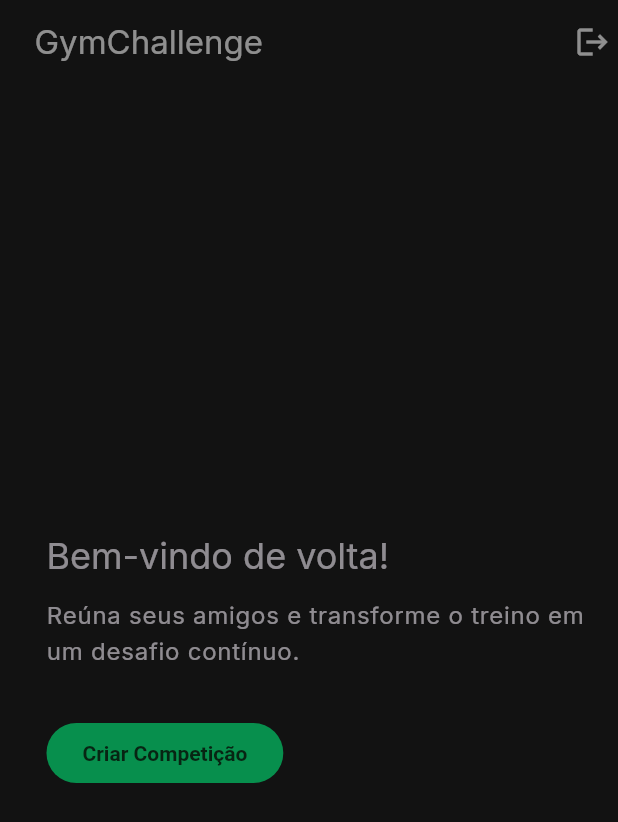
After one commit to Cadudu5/gym-, a Flutter app: the screen it shows after launch, after a tap on "Entrar Agora", on a phone screen of 412 x 824 dp. The commit adds this screen. Shown: the top 822 px of the screen. Run offline on Flutter 3.47's test engine with Material 3 defaults, Android fonts, the phone set to English and light mode, and no system bars; our stand-ins replace flutter_riverpod, go_router, google_fonts.

Commit message:
telas iniciais

```diff
--- /dev/null
+++ b/challenge/lib/data/repositories/session_repository_impl.dart
@@ -0,0 +1,26 @@
+import 'dart:async';
+
+import '../../domain/repositories/session_repository.dart';
+
+class SessionRepositoryImpl implements SessionRepository {
+  const SessionRepositoryImpl();
+
+  @override
+  Future<bool> hasActiveSession() async {
+    await Future.delayed(const Duration(seconds: 2));
+    // SUPABASE AUTH: Replace this simulation with a call to Supabase to retrieve the persisted session.
+    return false;
+  }
+
+  @override
+  Future<void> signIn() async {
+    await Future.delayed(const Duration(seconds: 1));
+    // SUPABASE AUTH: Hook the Supabase sign-in flow here (e.g., magic link or OAuth providers).
+  }
+
+  @override
+  Future<void> signOut() async {
+    await Future.delayed(const Duration(milliseconds: 300));
+    // SUPABASE AUTH: Invoke Supabase signOut when session handling is available.
+  }
+}
--- /dev/null
+++ b/challenge/lib/domain/repositories/session_repository.dart
@@ -0,0 +1,5 @@
+abstract class SessionRepository {
+  Future<bool> hasActiveSession();
+  Future<void> signIn();
+  Future<void> signOut();
+}
--- a/challenge/lib/main.dart
+++ b/challenge/lib/main.dart
@@ -1,7 +1,7 @@
 import 'package:flutter/material.dart';
 import 'package:flutter_riverpod/flutter_riverpod.dart';
 
-import 'app/gym_challenge_app.dart';
+import 'presentation/app/gym_challenge_app.dart';
 
 Future<void> main() async {
   WidgetsFlutterBinding.ensureInitialized();
--- /dev/null
+++ b/challenge/lib/presentation/app/app_router.dart
@@ -0,0 +1,73 @@
+import 'package:flutter/widgets.dart';
+import 'package:flutter_riverpod/flutter_riverpod.dart';
+import 'package:go_router/go_router.dart';
+
+import '../controllers/auth_controller.dart';
+import '../screens/home/home_screen.dart';
+import '../screens/login/login_screen.dart';
+import '../screens/splash/splash_screen.dart';
+
+final appRouterProvider = Provider<GoRouter>((ref) {
+  final notifier = GoRouterRefreshNotifier(ref);
+  ref.onDispose(notifier.dispose);
+
+  return GoRouter(
+    initialLocation: SplashScreen.routePath,
+    refreshListenable: notifier,
+    routes: [
+      GoRoute(
+        path: SplashScreen.routePath,
+        builder: (context, state) => const SplashScreen(),
+      ),
+      GoRoute(
+        path: LoginScreen.routePath,
+        builder: (context, state) => const LoginScreen(),
+      ),
+      GoRoute(
+        path: HomeScreen.routePath,
+        builder: (context, state) => const HomeScreen(),
+      ),
+    ],
+    redirect: (context, state) {
+      final status = ref.read(authControllerProvider).status;
+      final location = state.uri.path;
+      final isSplash = location == SplashScreen.routePath;
+      final isLogin = location == LoginScreen.routePath;
+
+      switch (status) {
+        case AuthStatus.unknown:
+        case AuthStatus.checking:
+          return isSplash ? null : SplashScreen.routePath;
+        case AuthStatus.unauthenticated:
+          if (!isLogin) {
+            return LoginScreen.routePath;
+          }
+          return null;
+        case AuthStatus.authenticated:
+          if (isSplash || isLogin) {
+            return HomeScreen.routePath;
+          }
+          return null;
+      }
+    },
+  );
+});
+
+class GoRouterRefreshNotifier extends ChangeNotifier {
+  GoRouterRefreshNotifier(this._ref) {
+    _subscription = _ref.listen<AuthState>(
+      authControllerProvider,
+      (_, __) => notifyListeners(),
+      fireImmediately: true,
+    );
+  }
+
+  final Ref _ref;
+  late final ProviderSubscription<AuthState> _subscription;
+
+  @override
+  void dispose() {
+    _subscription.close();
+    super.dispose();
+  }
+}
--- /dev/null
+++ b/challenge/lib/presentation/app/gym_challenge_app.dart
@@ -0,0 +1,22 @@
+import 'package:flutter/material.dart';
+import 'package:flutter_riverpod/flutter_riverpod.dart';
+
+import 'app_router.dart';
+import '../theme/app_theme.dart';
+
+class GymChallengeApp extends ConsumerWidget {
+  const GymChallengeApp({super.key});
+
+  @override
+  Widget build(BuildContext context, WidgetRef ref) {
+    final router = ref.watch(appRouterProvider);
+
+    return MaterialApp.router(
+      title: 'GymChallenge',
+      routerConfig: router,
+      themeMode: ThemeMode.dark,
+      theme: buildLightTheme(),
+      darkTheme: buildDarkTheme(),
+    );
+  }
+}
--- /dev/null
+++ b/challenge/lib/presentation/controllers/auth_controller.dart
@@ -0,0 +1,96 @@
+import 'package:flutter_riverpod/flutter_riverpod.dart';
+
+import '../../data/repositories/session_repository_impl.dart';
+import '../../domain/repositories/session_repository.dart';
+import '../../domain/usecases/check_active_session_use_case.dart';
+import '../../domain/usecases/sign_in_use_case.dart';
+import '../../domain/usecases/sign_out_use_case.dart';
+
+enum AuthStatus { unknown, checking, authenticated, unauthenticated }
+
+class AuthState {
+  const AuthState({
+    this.status = AuthStatus.unknown,
+    this.errorMessage,
+  });
+
+  final AuthStatus status;
+  final String? errorMessage;
+
+  AuthState copyWith({AuthStatus? status, String? errorMessage}) {
+    return AuthState(
+      status: status ?? this.status,
+      errorMessage: errorMessage,
+    );
+  }
+}
+
+class AuthController extends StateNotifier<AuthState> {
+  AuthController(
+    this._checkActiveSessionUseCase,
+    this._signInUseCase,
+    this._signOutUseCase,
+  ) : super(const AuthState()) {
+    checkSession();
+  }
+
+  final CheckActiveSessionUseCase _checkActiveSessionUseCase;
+  final SignInUseCase _signInUseCase;
+  final SignOutUseCase _signOutUseCase;
+
+  Future<void> checkSession() async {
+    state = const AuthState(status: AuthStatus.checking);
+    try {
+      final hasSession = await _checkActiveSessionUseCase();
+      state = AuthState(
+        status: hasSession ? AuthStatus.authenticated : AuthStatus.unauthenticated,
+      );
+    } catch (error) {
+      state = AuthState(status: AuthStatus.unauthenticated, errorMessage: '$error');
+    }
+  }
+
+  Future<void> signIn() async {
+    state = const AuthState(status: AuthStatus.checking);
+    try {
+      await _signInUseCase();
+      state = const AuthState(status: AuthStatus.authenticated);
+    } catch (error) {
+      state = AuthState(status: AuthStatus.unauthenticated, errorMessage: '$error');
+    }
+  }
+
+  Future<void> signOut() async {
+    state = const AuthState(status: AuthStatus.checking);
+    try {
+      await _signOutUseCase();
+      state = const AuthState(status: AuthStatus.unauthenticated);
+    } catch (error) {
+      state = AuthState(status: AuthStatus.authenticated, errorMessage: '$error');
+    }
+  }
+}
+
+final sessionRepositoryProvider = Provider<SessionRepository>((ref) {
+  return const SessionRepositoryImpl();
+});
+
+final checkActiveSessionUseCaseProvider = Provider<CheckActiveSessionUseCase>((ref) {
+  return CheckActiveSessionUseCase(ref.watch(sessionRepositoryProvider));
+});
+
+final signInUseCaseProvider = Provider<SignInUseCase>((ref) {
+  return SignInUseCase(ref.watch(sessionRepositoryProvider));
+});
+
+final signOutUseCaseProvider = Provider<SignOutUseCase>((ref) {
+  return SignOutUseCase(ref.watch(sessionRepositoryProvider));
+});
+
+final authControllerProvider = StateNotifierProvider<AuthController, AuthState>((ref) {
+  return AuthController(
+    ref.watch(checkActiveSessionUseCaseProvider),
+    ref.watch(signInUseCaseProvider),
+    ref.watch(signOutUseCaseProvider),
+  );
+});
--- /dev/null
+++ b/challenge/lib/presentation/screens/home/home_screen.dart
@@ -0,0 +1,58 @@
+import 'package:flutter/material.dart';
+import 'package:flutter_riverpod/flutter_riverpod.dart';
+
+import '../../controllers/auth_controller.dart';
+
+class HomeScreen extends ConsumerWidget {
+  const HomeScreen({super.key});
+
+  static const String routePath = '/home';
+
+  @override
+  Widget build(BuildContext context, WidgetRef ref) {
+    final controller = ref.read(authControllerProvider.notifier);
+
+    return Scaffold(
+      appBar: AppBar(
+        title: const Text('GymChallenge'),
+        actions: [
+          IconButton(
+            onPressed: () => controller.signOut(),
+            icon: const Icon(Icons.logout),
+            tooltip: 'Sair',
+          ),
+        ],
+      ),
+      body: Padding(
+        padding: const EdgeInsets.all(24),
+        child: Column(
+          crossAxisAlignment: CrossAxisAlignment.start,
+          mainAxisAlignment: MainAxisAlignment.center,
+          children: [
+            Text(
+              'Bem-vindo de volta!',
+              style: Theme.of(context).textTheme.headlineSmall,
+            ),
+            const SizedBox(height: 12),
+            Text(
+              'Reúna seus amigos e transforme o treino em um desafio contínuo.',
+              style: Theme.of(context).textTheme.bodyLarge,
+            ),
+            const SizedBox(height: 32),
+            FilledButton(
+              onPressed: () {
+                ScaffoldMessenger.of(context).showSnackBar(
+                  const SnackBar(
+                    content: Text('Criar Competição em breve!'),
+                  ),
+                );
+                // SUPABASE DATA: Conecte este botão a uma chamada Supabase para persistir uma nova competição.
+              },
+              child: const Text('Criar Competição'),
+            ),
+          ],
+        ),
+      ),
+    );
+  }
+}
--- /dev/null
+++ b/challenge/lib/presentation/screens/login/login_screen.dart
@@ -0,0 +1,56 @@
+import 'package:flutter/material.dart';
+import 'package:flutter_riverpod/flutter_riverpod.dart';
+
+import '../../controllers/auth_controller.dart';
+
+class LoginScreen extends ConsumerWidget {
+  const LoginScreen({super.key});
+
+  static const String routePath = '/login';
+
+  @override
+  Widget build(BuildContext context, WidgetRef ref) {
+    final authState = ref.watch(authControllerProvider);
+    final isLoading = authState.status == AuthStatus.checking;
+
+    return Scaffold(
+      appBar: AppBar(title: const Text('GymChallenge')),
+      body: Padding(
+        padding: const EdgeInsets.all(24),
+        child: Column(
+          mainAxisAlignment: MainAxisAlignment.center,
+          crossAxisAlignment: CrossAxisAlignment.stretch,
+          children: [
+            Text(
+              'Competição entre amigos, em qualquer lugar.',
+              style: Theme.of(context).textTheme.headlineSmall,
+              textAlign: TextAlign.center,
+            ),
+            const SizedBox(height: 32),
+            FilledButton.icon(
+              onPressed: isLoading
+                  ? null
+                  : () async {
+                      await ref.read(authControllerProvider.notifier).signIn();
+                      // SUPABASE AUTH: Troque esta chamada fictícia por supabase.auth.signInWithOAuth/signInWithPassword.
+                    },
+              icon: const Icon(Icons.login),
+              label: Text(isLoading ? 'Entrando...' : 'Entrar Agora'),
+            ),
+            if (authState.errorMessage != null) ...[
+              const SizedBox(height: 16),
+              Text(
+                authState.errorMessage!,
+                textAlign: TextAlign.center,
+                style: Theme.of(context)
+                    .textTheme
+                    .bodyMedium
+                    ?.copyWith(color: Theme.of(context).colorScheme.error),
+              ),
+            ],
+          ],
+        ),
+      ),
+    );
+  }
+}
--- /dev/null
+++ b/challenge/lib/presentation/screens/splash/splash_screen.dart
@@ -0,0 +1,41 @@
+import 'package:flutter/material.dart';
+import 'package:flutter_riverpod/flutter_riverpod.dart';
+
+import '../../controllers/auth_controller.dart';
+
+class SplashScreen extends ConsumerWidget {
+  const SplashScreen({super.key});
+
+  static const String routePath = '/';
+
+  @override
+  Widget build(BuildContext context, WidgetRef ref) {
+    ref.watch(authControllerProvider);
+    final colorScheme = Theme.of(context).colorScheme;
+
+    return Scaffold(
+      backgroundColor: colorScheme.surface,
+      body: Center(
+        child: Column(
+          mainAxisSize: MainAxisSize.min,
+          children: [
+            Icon(
+              Icons.fitness_center,
+              size: 72,
+              color: colorScheme.primary,
+            ),
+            const SizedBox(height: 24),
+            Text(
+              'GymChallenge',
+              style: Theme.of(context).textTheme.headlineMedium?.copyWith(
+                    fontWeight: FontWeight.w700,
+                  ),
+            ),
+            const SizedBox(height: 24),
+            const CircularProgressIndicator(),
+          ],
+        ),
+      ),
+    );
+  }
+}
--- /dev/null
+++ b/challenge/lib/presentation/theme/app_theme.dart
@@ -0,0 +1,69 @@
+import 'package:flutter/material.dart';
+import 'package:google_fonts/google_fonts.dart';
+
+ThemeData buildDarkTheme() {
+  const scheme = ColorScheme(
+    brightness: Brightness.dark,
+    primary: Color(0xFF00E676),
+    onPrimary: Color(0xFF003314),
+    primaryContainer: Color(0xFF014D26),
+    onPrimaryContainer: Color(0xFFB9F6CA),
+    secondary: Color(0xFFFF9100),
+    onSecondary: Color(0xFF2C1500),
+    secondaryContainer: Color(0xFF4D2600),
+    onSecondaryContainer: Color(0xFFFFD7B5),
+    tertiary: Color(0xFF00BFA5),
+    onTertiary: Color(0xFF003730),
+    tertiaryContainer: Color(0xFF004F44),
+    onTertiaryContainer: Color(0xFF3CFCD4),
+    error: Color(0xFFFFB4AB),
+    onError: Color(0xFF690005),
+    errorContainer: Color(0xFF93000A),
+    onErrorContainer: Color(0xFFFFDAD6),
+    surface: Color(0xFF121212),
+    onSurface: Color(0xFFE6E6E6),
+    surfaceTint: Color(0xFF00E676),
+    outline: Color(0xFF8A8A8A),
+    shadow: Colors.black,
+    scrim: Colors.black,
+    surfaceContainerHighest: Color(0xFF1F1F1F),
+    onSurfaceVariant: Color(0xFFB0B0B0),
+    inverseSurface: Color(0xFFE6E6E6),
+    onInverseSurface: Color(0xFF1F1F1F),
+    inversePrimary: Color(0xFF00C853),
+  );
+
+  final base = ThemeData(
+    colorScheme: scheme,
+    useMaterial3: true,
+    brightness: Brightness.dark,
+    scaffoldBackgroundColor: scheme.surface,
+    textTheme: GoogleFonts.interTextTheme(
+      ThemeData(brightness: Brightness.dark).textTheme,
+    ),
+  );
+
+  return base.copyWith(
+    appBarTheme: AppBarTheme(
+      backgroundColor: scheme.surface,
+      foregroundColor: scheme.onSurface,
+      elevation: 0,
+    ),
+    filledButtonTheme: FilledButtonThemeData(
+      style: FilledButton.styleFrom(
+        backgroundColor: scheme.primary,
+        foregroundColor: scheme.onPrimary,
+        textStyle: const TextStyle(fontWeight: FontWeight.w600),
+      ),
+    ),
+    snackBarTheme: SnackBarThemeData(
+      backgroundColor: scheme.secondaryContainer,
+      contentTextStyle: TextStyle(color: scheme.onSecondaryContainer),
+    ),
+  );
+}
+
+ThemeData buildLightTheme() {
+  final dark = buildDarkTheme();
+  return dark.copyWith(brightness: Brightness.dark);
+}
```
Also changed, not shown: challenge/lib/app/gym_challenge_app.dart (+1 -20 lines), challenge/lib/app/router.dart (+1 -71 lines), challenge/lib/app/theme/app_theme.dart (+1 -84 lines), challenge/lib/domain/usecases/check_active_session_use_case.dart (added, +9 -0 lines), challenge/lib/domain/usecases/sign_in_use_case.dart (added, +9 -0 lines), challenge/lib/domain/usecases/sign_out_use_case.dart (added, +9 -0 lines), 1 other file.
